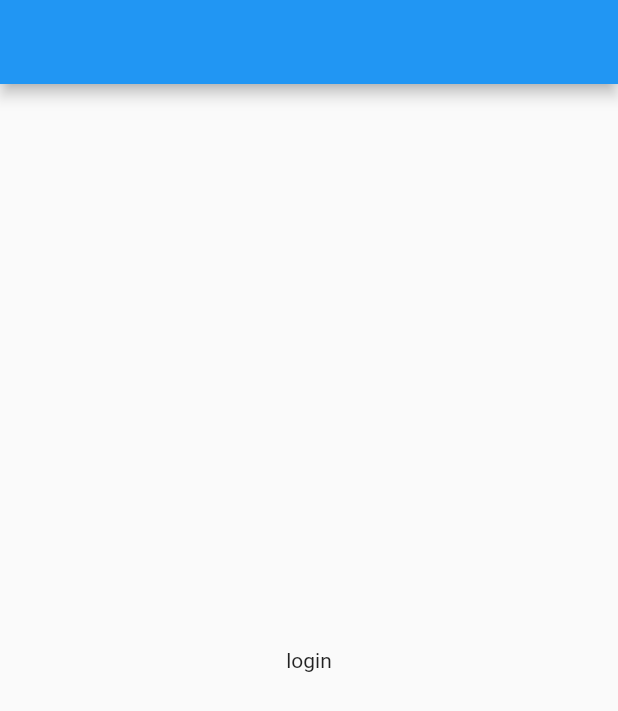
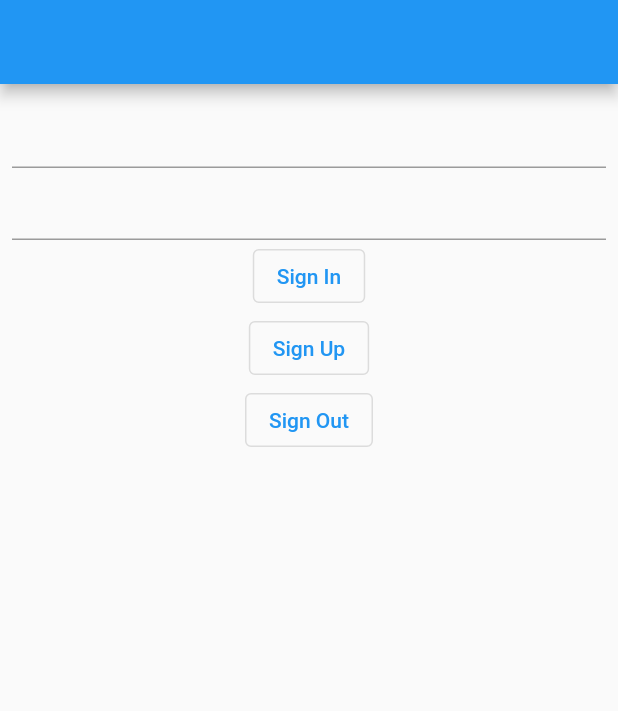
Before and after one commit to uniwasa/yoji, a Flutter app: the LoginPage screen opened by its route, on a phone screen of 412 x 824 dp. Shown: the top 711 px of the screen. Run offline on Flutter 3.47's test engine with Material 2 defaults, Android fonts, the phone set to English and light mode, and no system bars; our stand-ins replace flutter_dotenv, flutter_hooks, go_router, hooks_riverpod, supabase_flutter; accounts and stored records are empty; statements that could not run were skipped.

Commit message:
✨ログイン周りの実装

```diff
--- a/lib/page/home/home_page.dart
+++ b/lib/page/home/home_page.dart
@@ -1,4 +1,5 @@
 import 'package:flutter/material.dart';
+import 'package:go_router/go_router.dart';
 
 class HomePage extends StatelessWidget {
   const HomePage({super.key});
@@ -8,6 +9,9 @@ class HomePage extends StatelessWidget {
     return Scaffold(
       appBar: AppBar(),
       body: const Center(child: Text('home')),
+      floatingActionButton: FloatingActionButton(
+        onPressed: () => context.push('/login'),
+      ),
     );
   }
 }
--- a/lib/page/login/login_page.dart
+++ b/lib/page/login/login_page.dart
@@ -1,13 +1,39 @@
 import 'package:flutter/material.dart';
+import 'package:flutter_hooks/flutter_hooks.dart';
+import 'package:hooks_riverpod/hooks_riverpod.dart';
+import 'package:yoji/provider/auth_provider.dart';
 
-class LoginPage extends StatelessWidget {
+class LoginPage extends HookConsumerWidget {
   const LoginPage({super.key});
 
   @override
-  Widget build(BuildContext context) {
+  Widget build(BuildContext context, WidgetRef ref) {
+    final emailController = useTextEditingController();
+    final passwordController = useTextEditingController();
+
     return Scaffold(
       appBar: AppBar(),
-      body: const Center(child: Text('login')),
+      body: Padding(
+        padding: const EdgeInsets.all(8.0),
+        child: Column(
+          children: [
+            TextField(controller: emailController),
+            TextField(controller: passwordController),
+            OutlinedButton(
+              onPressed: () => ref.read(authProvider.notifier).signIn(emailController.text, passwordController.text),
+              child: const Text('Sign In'),
+            ),
+            OutlinedButton(
+              onPressed: () => ref.read(authProvider.notifier).signUp(emailController.text, passwordController.text),
+              child: const Text('Sign Up'),
+            ),
+            OutlinedButton(
+              onPressed: () => ref.read(authProvider.notifier).signOut(),
+              child: const Text('Sign Out'),
+            ),
+          ],
+        ),
+      ),
     );
   }
 }
--- a/lib/provider/router_provider.dart
+++ b/lib/provider/router_provider.dart
@@ -2,9 +2,11 @@ import 'package:go_router/go_router.dart';
 import 'package:hooks_riverpod/hooks_riverpod.dart';
 import 'package:yoji/page/home/home_page.dart';
 import 'package:yoji/page/login/login_page.dart';
+import 'package:yoji/provider/auth_provider.dart';
 
 final routerProvider = Provider(
-  (ref) => GoRouter(
+  (ref) {
+    return GoRouter(
       routes: [
         GoRoute(
           path: '/',
@@ -17,5 +19,7 @@ final routerProvider = Provider(
           builder: (context, state) => const LoginPage(),
         ),
       ],
-  ),
+      refreshListenable: GoRouterRefreshStream(ref.watch(authProvider.notifier).stream),
     );
+  },
+);
```
Also changed, not shown: lib/main.dart (+7 -0 lines), lib/provider/auth_provider.dart (added, +51 -0 lines), lib/page/login/login_page_controller.dart (added). Lines whose indentation alone changed are shown as unchanged.
